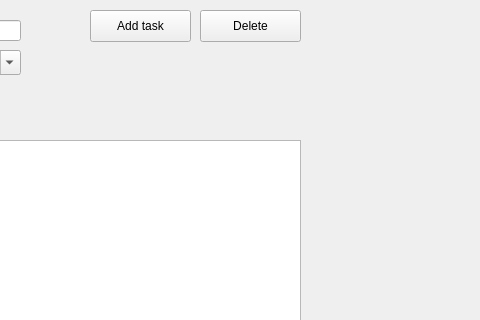
Qt form MeieUusProjekt/mainwindow.ui (hellrand/Cpp-ToDoList) before a commit; both pictures show x 320 to 800 and y 0 to 320 of the 800 by 600 pixel window.
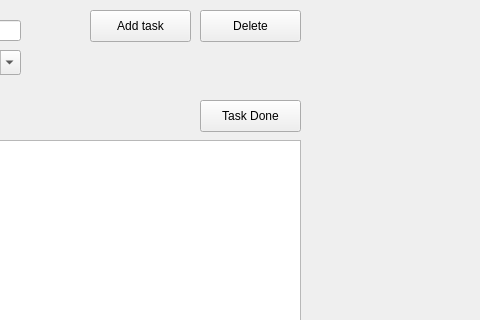
The same form after that commit.

Commit message: mark as done

```diff
--- a/MeieUusProjekt/mainwindow.ui
+++ b/MeieUusProjekt/mainwindow.ui
@@ -154,6 +154,19 @@
      <string>Sort by deadline</string>
     </property>
    </widget>
+   <widget class="QPushButton" name="markDoneButton">
+    <property name="geometry">
+     <rect>
+      <x>520</x>
+      <y>100</y>
+      <width>101</width>
+      <height>32</height>
+     </rect>
+    </property>
+    <property name="text">
+     <string>Task Done</string>
+    </property>
+   </widget>
   </widget>
   <widget class="QMenuBar" name="menubar">
    <property name="geometry">
```
Left out of the diff: 4 changed lines with no effect on the pictures. The commit also changes 12 other files.
